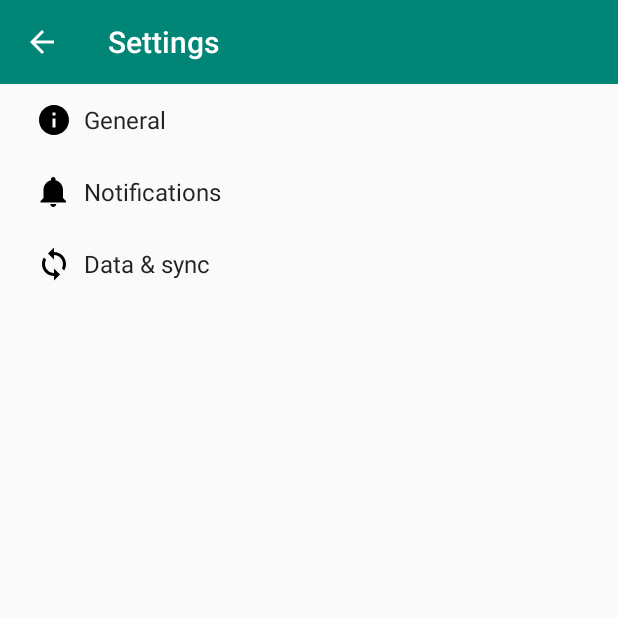
After one commit to tago-SE/NineMenMorrisAndroid, an Android app: the SettingsActivity screen opened directly, with no data from a screen before it, on a phone screen of 412 x 824 dp, the top half of it. The commit adds this screen. Run offline under Robolectric (Android 15) with nearby library versions, the phone set to English and light mode, and no system bars.

Commit message:
Added new game settings

```diff
--- a/app/src/main/AndroidManifest.xml
+++ b/app/src/main/AndroidManifest.xml
@@ -28,7 +28,10 @@
                 <category android:name="android.intent.category.LAUNCHER" />
             </intent-filter>
         </activity>
-        <activity android:name=".ui.GameSettingsActivity"></activity>
+        <activity android:name=".ui.GameSettingsActivity" />
+        <activity
+            android:name=".ui.SettingsActivity"
+            android:label="@string/title_activity_settings"></activity>
     </application>
 
 </manifest>
--- /dev/null
+++ b/app/src/main/java/tiago/ninemenmorris/ui/AppCompatPreferenceActivity.java
@@ -0,0 +1,109 @@
+package tiago.ninemenmorris.ui;
+
+import android.content.res.Configuration;
+import android.os.Bundle;
+import android.preference.PreferenceActivity;
+import android.support.annotation.LayoutRes;
+import android.support.annotation.Nullable;
+import android.support.v7.app.ActionBar;
+import android.support.v7.app.AppCompatDelegate;
+import android.support.v7.widget.Toolbar;
+import android.view.MenuInflater;
+import android.view.View;
+import android.view.ViewGroup;
+
+/**
+ * A {@link android.preference.PreferenceActivity} which implements and proxies the necessary calls
+ * to be used with AppCompat.
+ */
+public abstract class AppCompatPreferenceActivity extends PreferenceActivity {
+
+    private AppCompatDelegate mDelegate;
+
+    @Override
+    protected void onCreate(Bundle savedInstanceState) {
+        getDelegate().installViewFactory();
+        getDelegate().onCreate(savedInstanceState);
+        super.onCreate(savedInstanceState);
+    }
+
+    @Override
+    protected void onPostCreate(Bundle savedInstanceState) {
+        super.onPostCreate(savedInstanceState);
+        getDelegate().onPostCreate(savedInstanceState);
+    }
+
+    public ActionBar getSupportActionBar() {
+        return getDelegate().getSupportActionBar();
+    }
+
+    public void setSupportActionBar(@Nullable Toolbar toolbar) {
+        getDelegate().setSupportActionBar(toolbar);
+    }
+
+    @Override
+    public MenuInflater getMenuInflater() {
+        return getDelegate().getMenuInflater();
+    }
+
+    @Override
+    public void setContentView(@LayoutRes int layoutResID) {
+        getDelegate().setContentView(layoutResID);
+    }
+
+    @Override
+    public void setContentView(View view) {
+        getDelegate().setContentView(view);
+    }
+
+    @Override
+    public void setContentView(View view, ViewGroup.LayoutParams params) {
+        getDelegate().setContentView(view, params);
+    }
+
+    @Override
+    public void addContentView(View view, ViewGroup.LayoutParams params) {
+        getDelegate().addContentView(view, params);
+    }
+
+    @Override
+    protected void onPostResume() {
+        super.onPostResume();
+        getDelegate().onPostResume();
+    }
+
+    @Override
+    protected void onTitleChanged(CharSequence title, int color) {
+        super.onTitleChanged(title, color);
+        getDelegate().setTitle(title);
+    }
+
+    @Override
+    public void onConfigurationChanged(Configuration newConfig) {
+        super.onConfigurationChanged(newConfig);
+        getDelegate().onConfigurationChanged(newConfig);
+    }
+
+    @Override
+    protected void onStop() {
+        super.onStop();
+        getDelegate().onStop();
+    }
+
+    @Override
+    protected void onDestroy() {
+        super.onDestroy();
+        getDelegate().onDestroy();
+    }
+
+    public void invalidateOptionsMenu() {
+        getDelegate().invalidateOptionsMenu();
+    }
+
+    private AppCompatDelegate getDelegate() {
+        if (mDelegate == null) {
+            mDelegate = AppCompatDelegate.create(this, null);
+        }
+        return mDelegate;
+    }
+}
--- /dev/null
+++ b/app/src/main/res/drawable/ic_info_black_24dp.xml
@@ -0,0 +1,9 @@
+<vector xmlns:android="http://schemas.android.com/apk/res/android"
+    android:width="24dp"
+    android:height="24dp"
+    android:viewportWidth="24.0"
+    android:viewportHeight="24.0">
+    <path
+        android:fillColor="#FF000000"
+        android:pathData="M12,2C6.48,2 2,6.48 2,12s4.48,10 10,10 10,-4.48 10,-10S17.52,2 12,2zm1,15h-2v-6h2v6zm0,-8h-2V7h2v2z" />
+</vector>
--- /dev/null
+++ b/app/src/main/res/drawable/ic_notifications_black_24dp.xml
@@ -0,0 +1,9 @@
+<vector xmlns:android="http://schemas.android.com/apk/res/android"
+    android:width="24dp"
+    android:height="24dp"
+    android:viewportWidth="24.0"
+    android:viewportHeight="24.0">
+    <path
+        android:fillColor="#FF000000"
+        android:pathData="M11.5,22c1.1,0 2,-0.9 2,-2h-4c0,1.1 0.9,2 2,2zm6.5,-6v-5.5c0,-3.07 -2.13,-5.64 -5,-6.32V3.5c0,-0.83 -0.67,-1.5 -1.5,-1.5S10,2.67 10,3.5v0.68c-2.87,0.68 -5,3.25 -5,6.32V16l-2,2v1h17v-1l-2,-2z" />
+</vector>
--- /dev/null
+++ b/app/src/main/res/drawable/ic_sync_black_24dp.xml
@@ -0,0 +1,9 @@
+<vector xmlns:android="http://schemas.android.com/apk/res/android"
+    android:width="24dp"
+    android:height="24dp"
+    android:viewportWidth="24.0"
+    android:viewportHeight="24.0">
+    <path
+        android:fillColor="#FF000000"
+        android:pathData="M12 4V1L8 5l4 4V6c3.31 0 6 2.69 6 6 0 1.01,-.25 1.97,-.7 2.8l1.46 1.46C19.54 15.03 20 13.57 20 12c0,-4.42,-3.58,-8,-8,-8zm0 14c-3.31 0,-6,-2.69,-6,-6 0,-1.01.25,-1.97.7,-2.8L5.24 7.74C4.46 8.97 4 10.43 4 12c0 4.42 3.58 8 8 8v3l4,-4,-4,-4v3z" />
+</vector>
--- a/app/src/main/res/values/strings.xml
+++ b/app/src/main/res/values/strings.xml
@@ -30,6 +30,79 @@
     <string name="player_2">Player 2:</string>
     <string name="player_names">Player Names</string>
     <string name="game_settings">Game Settings</string>
+    <string name="title_activity_settings">Settings</string>
+
+    <!-- Strings related to Settings -->
+
+    <!-- Example General settings -->
+    <string name="pref_header_general">General</string>
+
+    <string name="pref_title_social_recommendations">Enable social recommendations</string>
+    <string name="pref_description_social_recommendations">Recommendations for people to contact
+        based on your message history
+    </string>
+
+    <string name="pref_title_display_name">Display name</string>
+    <string name="pref_default_display_name">John Smith</string>
+
+    <string name="pref_title_add_friends_to_messages">Add friends to messages</string>
+    <string-array name="pref_example_list_titles">
+        <item>Always</item>
+        <item>When possible</item>
+        <item>Never</item>
+    </string-array>
+    <string-array name="pref_example_list_values">
+        <item>1</item>
+        <item>0</item>
+        <item>-1</item>
+    </string-array>
+
+    <!-- Example settings for Data & Sync -->
+    <string name="pref_header_data_sync">Data &amp; sync</string>
+
+    <string name="pref_title_sync_frequency">Sync frequency</string>
+    <string-array name="pref_sync_frequency_titles">
+        <item>15 minutes</item>
+        <item>30 minutes</item>
+        <item>1 hour</item>
+        <item>3 hours</item>
+        <item>6 hours</item>
+        <item>Never</item>
+    </string-array>
+    <string-array name="pref_sync_frequency_values">
+        <item>15</item>
+        <item>30</item>
+        <item>60</item>
+        <item>180</item>
+        <item>360</item>
+        <item>-1</item>
+    </string-array>
+
+    <string-array name="list_preference_entries">
+        <item>Entry 1</item>
+        <item>Entry 2</item>
+        <item>Entry 3</item>
+    </string-array>
+
+    <string-array name="list_preference_entry_values">
+        <item>1</item>
+        <item>2</item>
+        <item>3</item>
+    </string-array>
+
+    <string-array name="multi_select_list_preference_default_value" />
+
+    <string name="pref_title_system_sync_settings">System sync settings</string>
+
+    <!-- Example settings for Notifications -->
+    <string name="pref_header_notifications">Notifications</string>
+
+    <string name="pref_title_new_message_notifications">New message notifications</string>
+
+    <string name="pref_title_ringtone">Ringtone</string>
+    <string name="pref_ringtone_silent">Silent</string>
+
+    <string name="pref_title_vibrate">Vibrate</string>
 
 
 </resources>
--- /dev/null
+++ b/app/src/main/res/xml/pref_data_sync.xml
@@ -0,0 +1,21 @@
+<PreferenceScreen xmlns:android="http://schemas.android.com/apk/res/android">
+
+    <!-- NOTE: Hide buttons to simplify the UI. Users can touch outside the dialog to
+         dismiss it. -->
+    <!-- NOTE: ListPreference's summary should be set to its value by the activity code. -->
+    <ListPreference
+        android:defaultValue="180"
+        android:entries="@array/pref_sync_frequency_titles"
+        android:entryValues="@array/pref_sync_frequency_values"
+        android:key="sync_frequency"
+        android:negativeButtonText="@null"
+        android:positiveButtonText="@null"
+        android:title="@string/pref_title_sync_frequency" />
+
+    <!-- This preference simply launches an intent when selected. Use this UI sparingly, per
+         design guidelines. -->
+    <Preference android:title="@string/pref_title_system_sync_settings">
+        <intent android:action="android.settings.SYNC_SETTINGS" />
+    </Preference>
+
+</PreferenceScreen>
--- /dev/null
+++ b/app/src/main/res/xml/pref_general.xml
@@ -0,0 +1,33 @@
+<PreferenceScreen xmlns:android="http://schemas.android.com/apk/res/android">
+
+    <SwitchPreference
+        android:defaultValue="true"
+        android:key="example_switch"
+        android:summary="@string/pref_description_social_recommendations"
+        android:title="@string/pref_title_social_recommendations" />
+
+    <!-- NOTE: EditTextPreference accepts EditText attributes. -->
+    <!-- NOTE: EditTextPreference's summary should be set to its value by the activity code. -->
+    <EditTextPreference
+        android:capitalize="words"
+        android:defaultValue="@string/pref_default_display_name"
+        android:inputType="textCapWords"
+        android:key="example_text"
+        android:maxLines="1"
+        android:selectAllOnFocus="true"
+        android:singleLine="true"
+        android:title="@string/pref_title_display_name" />
+
+    <!-- NOTE: Hide buttons to simplify the UI. Users can touch outside the dialog to
+         dismiss it. -->
+    <!-- NOTE: ListPreference's summary should be set to its value by the activity code. -->
+    <ListPreference
+        android:defaultValue="-1"
+        android:entries="@array/pref_example_list_titles"
+        android:entryValues="@array/pref_example_list_values"
+        android:key="example_list"
+        android:negativeButtonText="@null"
+        android:positiveButtonText="@null"
+        android:title="@string/pref_title_add_friends_to_messages" />
+
+</PreferenceScreen>
--- /dev/null
+++ b/app/src/main/res/xml/pref_headers.xml
@@ -0,0 +1,20 @@
+<preference-headers xmlns:android="http://schemas.android.com/apk/res/android">
+
+    <!-- These settings headers are only used on tablets. -->
+
+    <header
+        android:fragment="tiago.ninemenmorris.ui.SettingsActivity$GeneralPreferenceFragment"
+        android:icon="@drawable/ic_info_black_24dp"
+        android:title="@string/pref_header_general" />
+
+    <header
+        android:fragment="tiago.ninemenmorris.ui.SettingsActivity$NotificationPreferenceFragment"
+        android:icon="@drawable/ic_notifications_black_24dp"
+        android:title="@string/pref_header_notifications" />
+
+    <header
+        android:fragment="tiago.ninemenmorris.ui.SettingsActivity$DataSyncPreferenceFragment"
+        android:icon="@drawable/ic_sync_black_24dp"
+        android:title="@string/pref_header_data_sync" />
+
+</preference-headers>
--- /dev/null
+++ b/app/src/main/res/xml/pref_notification.xml
@@ -0,0 +1,27 @@
+<PreferenceScreen xmlns:android="http://schemas.android.com/apk/res/android">
+
+    <!-- A 'parent' preference, which enables/disables child preferences (below)
+         when checked/unchecked. -->
+    <SwitchPreference
+        android:defaultValue="true"
+        android:key="notifications_new_message"
+        android:title="@string/pref_title_new_message_notifications" />
+
+    <!-- Allows the user to choose a ringtone in the 'notification' category. -->
+    <!-- NOTE: This preference will be enabled only when the checkbox above is checked. -->
+    <!-- NOTE: RingtonePreference's summary should be set to its value by the activity code. -->
+    <RingtonePreference
+        android:defaultValue="content://settings/system/notification_sound"
+        android:dependency="notifications_new_message"
+        android:key="notifications_new_message_ringtone"
+        android:ringtoneType="notification"
+        android:title="@string/pref_title_ringtone" />
+
+    <!-- NOTE: This preference will be enabled only when the checkbox above is checked. -->
+    <SwitchPreference
+        android:defaultValue="true"
+        android:dependency="notifications_new_message"
+        android:key="notifications_new_message_vibrate"
+        android:title="@string/pref_title_vibrate" />
+
+</PreferenceScreen>
```
Also changed, not shown: app/src/main/java/tiago/ninemenmorris/ui/SettingsActivity.java (added, +256 -0 lines), app/src/main/res/menu/main_menu.xml (added, +15 -0 lines).
